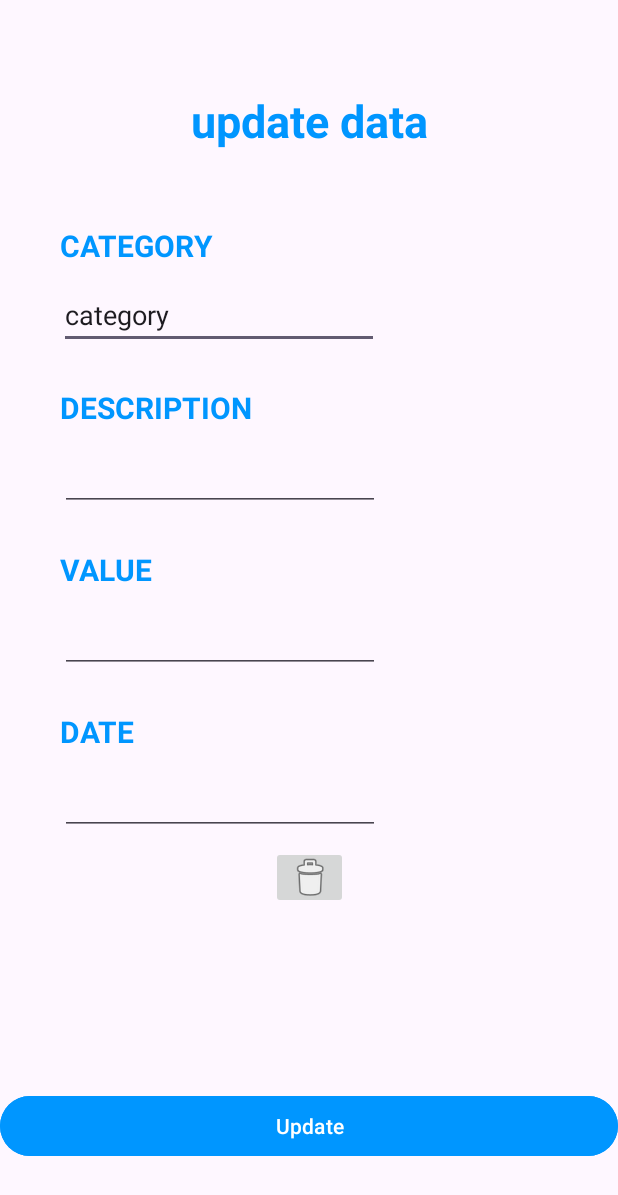
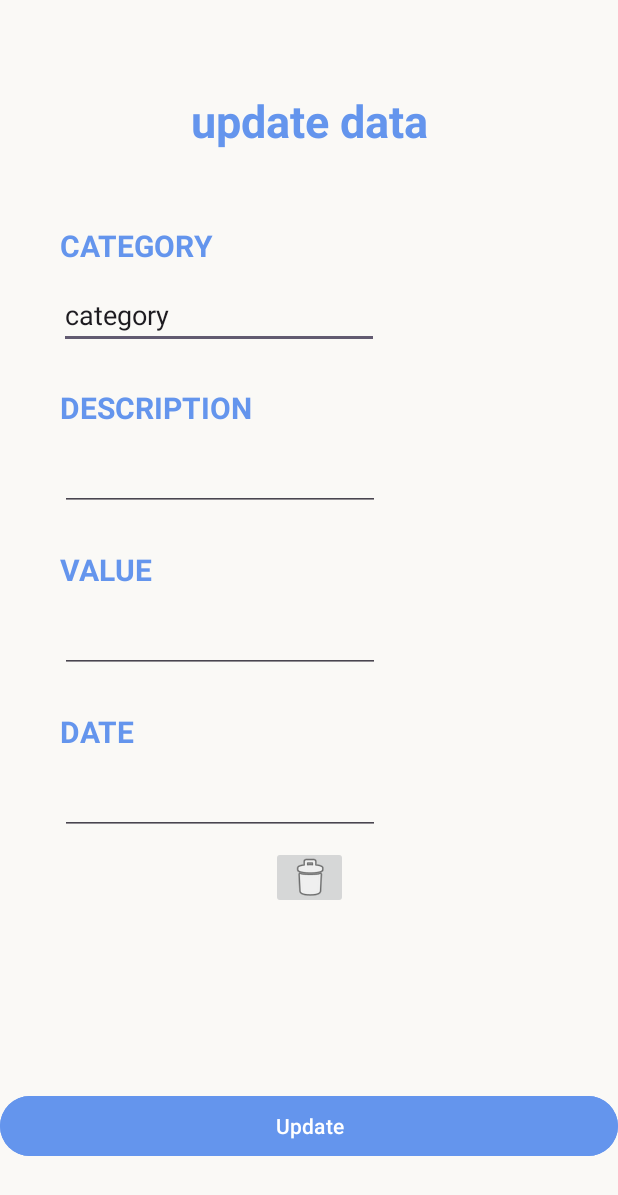
Before and after one commit to ExpenserManager/ExpenseManager, an Android app: the UpdateDataActivity screen opened directly, with no data from a screen before it, on a phone screen of 412 x 824 dp. Shown: the top 1195 px of the screen. Run offline under Robolectric (Android 15) with nearby library versions, the phone set to English and light mode, and no system bars.

Commit message:
change color

```diff
--- a/app/src/main/res/layout/activity_main.xml
+++ b/app/src/main/res/layout/activity_main.xml
@@ -3,7 +3,7 @@
     xmlns:tools="http://schemas.android.com/tools"
     android:layout_width="match_parent"
     android:layout_height="match_parent"
-    android:background="#0096FF"
+    android:background="@color/blue"
     android:id="@+id/constraintlayoutExpenseViewActivity"
     xmlns:android="http://schemas.android.com/apk/res/android">
 
@@ -11,11 +11,11 @@
     <androidx.recyclerview.widget.RecyclerView
         android:id="@+id/rv"
         android:layout_width="409dp"
-        android:layout_height="500dp"
+        android:layout_height="660dp"
         android:layout_marginStart="1dp"
         android:layout_marginTop="235dp"
         android:layout_marginEnd="1dp"
-        android:background="@color/white"
+        android:background="@color/offwhite"
         app:layout_constraintBottom_toBottomOf="parent"
         app:layout_constraintEnd_toEndOf="parent"
         app:layout_constraintStart_toStartOf="parent"
--- a/app/src/main/res/layout/activity_update_data.xml
+++ b/app/src/main/res/layout/activity_update_data.xml
@@ -3,6 +3,7 @@
     xmlns:app="http://schemas.android.com/apk/res-auto"
     xmlns:tools="http://schemas.android.com/tools"
     android:id="@+id/main"
+    android:background="@color/offwhite"
     android:layout_width="match_parent"
     android:layout_height="match_parent"
     tools:context=".UpdateDataActivity">
@@ -16,7 +17,7 @@
         android:layout_marginTop="60dp"
         android:layout_marginEnd="125dp"
         android:text="update data"
-        android:textColor="#0096FF"
+        android:textColor="@color/blue"
         android:textSize="30sp"
         android:textStyle="bold"
         app:layout_constraintEnd_toEndOf="parent"
@@ -31,7 +32,7 @@
         android:layout_marginStart="40dp"
         android:layout_marginTop="25dp"
         android:text="VALUE"
-        android:textColor="#0096FF"
+        android:textColor="@color/blue"
         android:textSize="20sp"
         android:textStyle="bold"
         app:layout_constraintStart_toStartOf="parent"
@@ -44,7 +45,7 @@
         android:layout_marginStart="40dp"
         android:layout_marginTop="25dp"
         android:text="DESCRIPTION"
-        android:textColor="#0096FF"
+        android:textColor="@color/blue"
         android:textSize="20sp"
         android:textStyle="bold"
         app:layout_constraintStart_toStartOf="parent"
@@ -57,7 +58,7 @@
         android:layout_marginStart="40dp"
         android:layout_marginTop="150dp"
         android:text="CATEGORY"
-        android:textColor="#0096FF"
+        android:textColor="@color/blue"
         android:textSize="20sp"
         android:textStyle="bold"
         app:layout_constraintStart_toStartOf="parent"
@@ -71,7 +72,7 @@
         android:layout_marginStart="40dp"
         android:layout_marginTop="25dp"
         android:text="DATE"
-        android:textColor="#0096FF"
+        android:textColor="@color/blue"
         android:textSize="20sp"
         android:textStyle="bold"
         app:layout_constraintStart_toStartOf="parent"
@@ -82,7 +83,7 @@
         android:layout_width="match_parent"
         android:layout_height="wrap_content"
         android:layout_marginBottom="49dp"
-        android:backgroundTint="#0096FF"
+        android:backgroundTint="@color/blue"
         android:text="Update"
         android:textAllCaps="false"
         android:textColor="@color/white"
--- a/app/src/main/res/values/colors.xml
+++ b/app/src/main/res/values/colors.xml
@@ -2,4 +2,8 @@
 <resources>
     <color name="black">#FF000000</color>
     <color name="white">#FFFFFFFF</color>
+    <color name="beige">#FAF9F6</color>
+    <color name="blue">#6495ED</color>
+    <color name="anthrazit">#313639</color>
+    <color name="offwhite">#FAF9F6</color>
 </resources>
```
